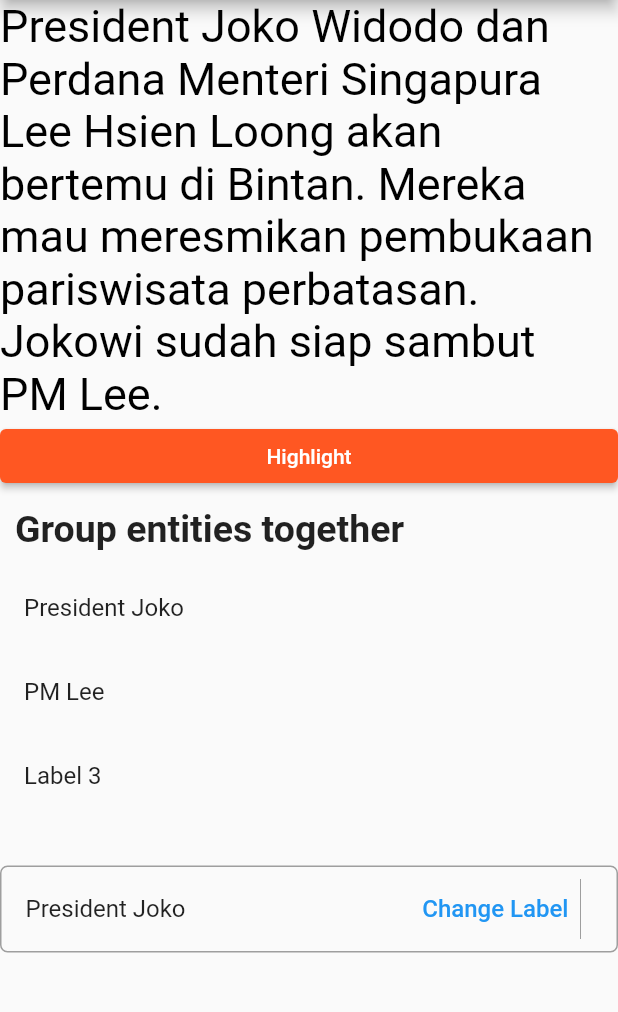
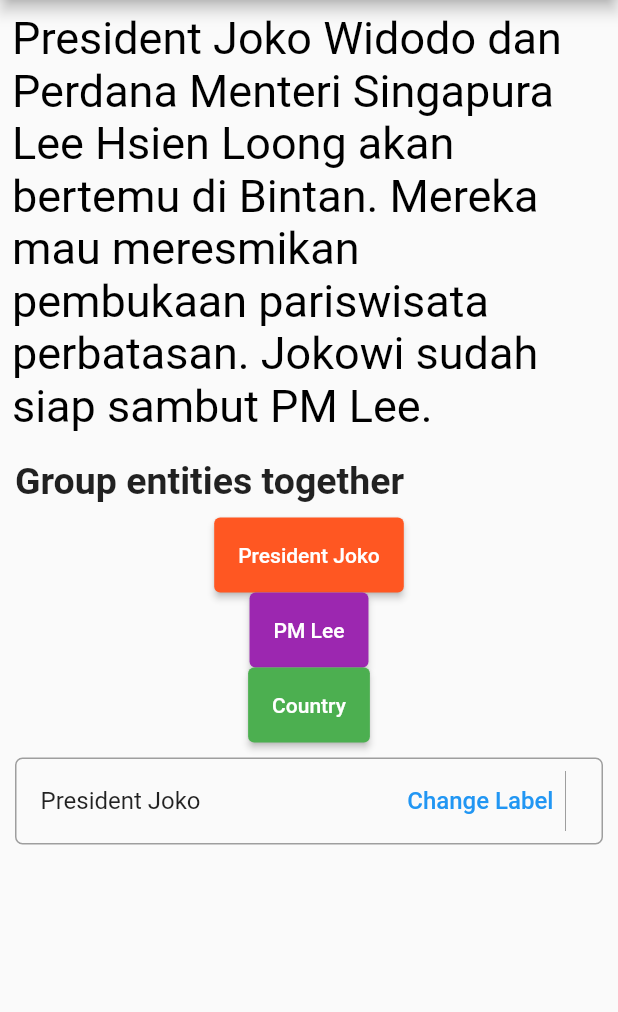
Before and after one commit to theogbrand/gigit-nlp-demo, a Flutter app: the screen it shows after launch, on a phone screen of 412 x 824 dp, the part 84-1096 px from its top. Run offline on Flutter 3.47's test engine with Material 2 defaults, Android fonts, the phone set to English and light mode, and no system bars; our stand-ins replace camera, flutter_screenutil.

Commit message:
pass state from button to set background color

```diff
--- a/lib/main.dart
+++ b/lib/main.dart
@@ -32,29 +32,21 @@ class MyApp extends StatelessWidget {
               // ),
               // LabelableText(text: labelText),
               MySelectableText(text: labelText),
-              SizedBox(
-                child: Container(
-                  alignment: Alignment.topLeft,
-                  padding: const EdgeInsets.all(10.0),
-                  child: const Text(
-                    'Group entities together',
-                    textAlign: TextAlign.left,
-                    style: TextStyle(fontWeight: FontWeight.bold, fontSize: 25),
-                  ),
-                ),
-              ),
-              SizedBox(
-                  height: 200,
-                  child: ListView.builder(
-                    itemCount: items.length,
-                    itemBuilder: (context, index) {
-                      return ListTile(
-                        title: Text(items[index]),
-                      );
-                    },
-                  )),
-              ObjectTileWidget(
-                  labelName: 'President Joko', onClick: () {}, onDelete: () {})
+              // SizedBox(
+              //     height: 200,
+              //     child: ListView.builder(
+              //       itemCount: items.length,
+              //       itemBuilder: (context, index) {
+              //         return ListTile(
+              //           title: Text(items[index]),
+              //         );
+              //       },
+              //     )),
+              Padding(
+                padding: const EdgeInsets.all(10.0),
+                child: ObjectTileWidget(
+                    labelName: 'President Joko', onClick: () {}, onDelete: () {}),
+              )
             ],
           )),
     );
--- a/lib/text_with_box_widget.dart
+++ b/lib/text_with_box_widget.dart
@@ -174,9 +174,11 @@ class _MySelectableTextState extends State<MySelectableText> {
   @override
   Widget build(BuildContext context) {
     return Column(
-      crossAxisAlignment: CrossAxisAlignment.stretch,
+      // crossAxisAlignment: CrossAxisAlignment.stretch,
       children: [
-        SelectableText.rich(TextSpan(children: _textSpans),
+        Padding(
+          padding: const EdgeInsets.all(8.0),
+          child: SelectableText.rich(TextSpan(children: _textSpans),
               showCursor: true,
               cursorWidth: 5,
               cursorRadius: Radius.circular(5),
@@ -189,11 +191,43 @@ class _MySelectableTextState extends State<MySelectableText> {
                     selection,
                     cause!,
                   ))),
+        ),
+        SizedBox(
+          child: Container(
+            alignment: Alignment.topLeft,
+            padding: const EdgeInsets.all(10.0),
+            child: const Text(
+              'Group entities together',
+              textAlign: TextAlign.left,
+              style: TextStyle(fontWeight: FontWeight.bold, fontSize: 25),
+            ),
+          ),
+        ),
         ElevatedButton(
           onPressed: _handleHighlightButtonClick,
-          child: Text('Highlight'),
+          child: Text('President Joko'),
           style: ButtonStyle(
-            backgroundColor: MaterialStateProperty.all<Color>(Colors.deepOrange),
+            backgroundColor:
+                MaterialStateProperty.all<Color>(Colors.deepOrange),
+                minimumSize: MaterialStateProperty.all<Size>(Size(0.4, 50)),
+          ),
+        ),
+        ElevatedButton(
+          onPressed: _handleHighlightButtonClick,
+          child: Text('PM Lee'),
+          style: ButtonStyle(
+            backgroundColor:
+                MaterialStateProperty.all<Color>(Colors.purple),
+                minimumSize: MaterialStateProperty.all<Size>(Size(0.4, 50)),
+          ),
+        ),
+        ElevatedButton(
+          onPressed: _handleHighlightButtonClick,
+          child: Text('Country'),
+          style: ButtonStyle(
+            backgroundColor:
+                MaterialStateProperty.all<Color>(Colors.green),
+                minimumSize: MaterialStateProperty.all<Size>(Size(0.4, 50)),
           ),
         ),
       ],
```
Lines whose indentation alone changed are shown as unchanged.
